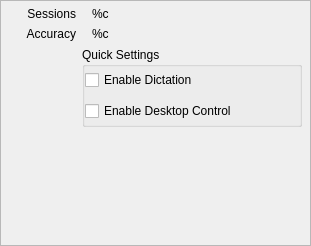
This is ui/windows/settings/generalsettingspane.ui in smartboyhw/speechcontrol as Qt 5 draws it before an edit. The edited form follows.
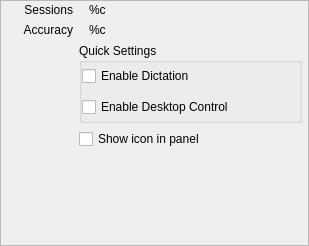
This is the edited form.

What changed in the file:
```diff
--- a/ui/windows/settings/generalsettingspane.ui
+++ b/ui/windows/settings/generalsettingspane.ui
@@ -6,7 +6,7 @@
    <rect>
     <x>0</x>
     <y>0</y>
-    <width>311</width>
+    <width>309</width>
     <height>246</height>
    </rect>
   </property>
@@ -22,10 +22,10 @@
   <widget class="QWidget" name="gridLayoutWidget">
    <property name="geometry">
     <rect>
-     <x>6</x>
-     <y>7</y>
-     <width>296</width>
-     <height>233</height>
+     <x>3</x>
+     <y>3</y>
+     <width>299</width>
+     <height>237</height>
     </rect>
    </property>
    <layout class="QGridLayout" name="gridLayout">
@@ -200,6 +200,30 @@
       </property>
      </spacer>
     </item>
+    <item row="3" column="1">
+     <layout class="QVBoxLayout" name="verticalLayout_2">
+      <item>
+       <widget class="QCheckBox" name="checkBoxPanel">
+        <property name="text">
+         <string>Show icon in panel</string>
+        </property>
+       </widget>
+      </item>
+      <item>
+       <spacer name="verticalSpacer_2">
+        <property name="orientation">
+         <enum>Qt::Vertical</enum>
+        </property>
+        <property name="sizeHint" stdset="0">
+         <size>
+          <width>20</width>
+          <height>40</height>
+         </size>
+        </property>
+       </spacer>
+      </item>
+     </layout>
+    </item>
    </layout>
   </widget>
  </widget>
```
